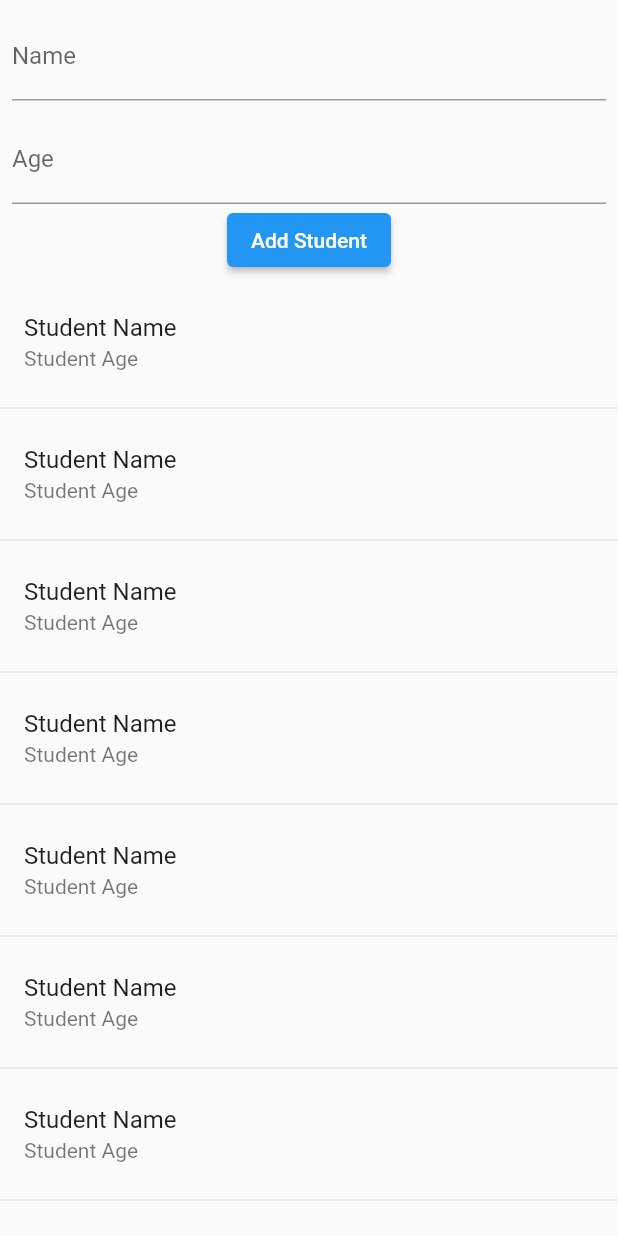
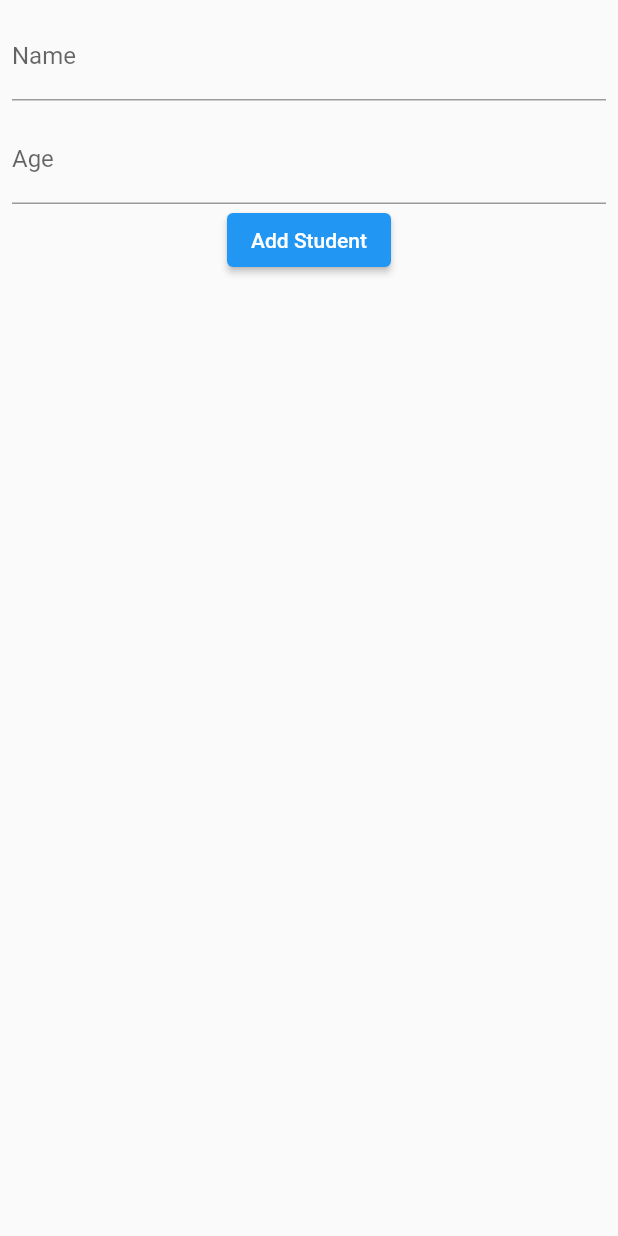
Before and after one commit to Akhil-ps-dev/learning, a Flutter app: the screen it shows after launch, on a phone screen of 412 x 824 dp. Run offline on Flutter 3.47's test engine with Material 2 defaults, Android fonts, the phone set to English and light mode, and no system bars.

Commit message:
read complted . next hive begins

```diff
--- a/lib/db/functions/db_functions.dart
+++ b/lib/db/functions/db_functions.dart
@@ -8,5 +8,5 @@ ValueNotifier<List<Students>> studentsListNotifier = ValueNotifier([]);
 
 void addStudents(Students value) {
   studentsListNotifier.value.add(value);
-  print(value);
+  studentsListNotifier.notifyListeners();
 }
--- a/lib/widgets/list_student_widget.dart
+++ b/lib/widgets/list_student_widget.dart
@@ -1,21 +1,28 @@
 import 'package:flutter/material.dart';
+import 'package:sample_5/db/functions/db_functions.dart';
+import 'package:sample_5/model/data_model.dart';
 
 class ListStudentList extends StatelessWidget {
   const ListStudentList({super.key});
 
   @override
   Widget build(BuildContext context) {
+    return ValueListenableBuilder(
+        valueListenable: studentsListNotifier,
+        builder: (BuildContext ctx, List<Students> studentlist, Widget? child) {
           return ListView.separated(
-      separatorBuilder: ((context, index) {
+            separatorBuilder: ((ctx, index) {
               return Divider();
             }),
-      itemCount: 50,
-      itemBuilder: ((context, index) {
+            itemBuilder: ((ctx, index) {
+              final data = studentlist[index];
               return ListTile(
-          title: Text('Student Name'),
-          subtitle: Text('Student Age'),
+                title: Text(data.name),
+                subtitle: Text(data.age),
               );
             }),
+            itemCount: studentlist.length,
           );
+        });
   }
 }
```
Lines whose indentation alone changed are shown as unchanged.
